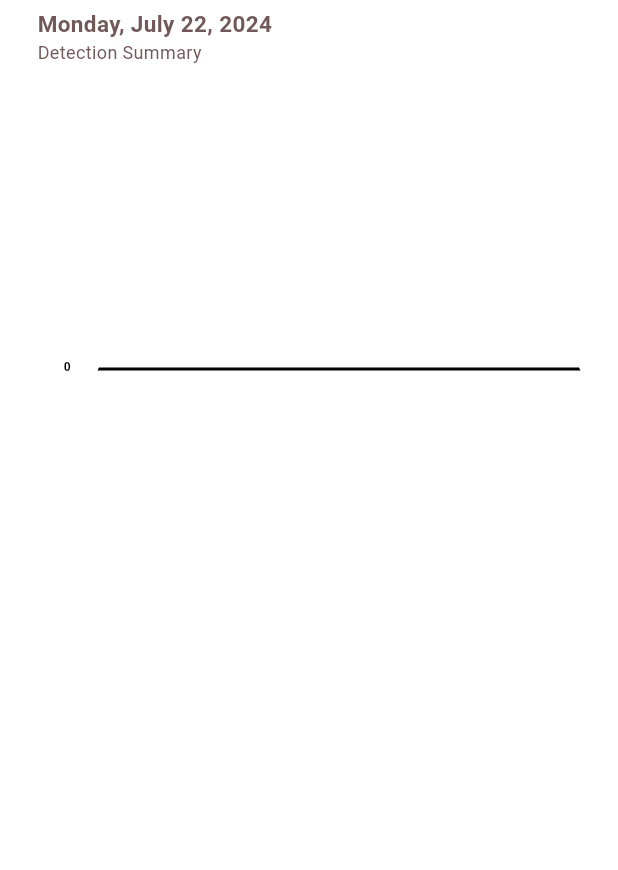
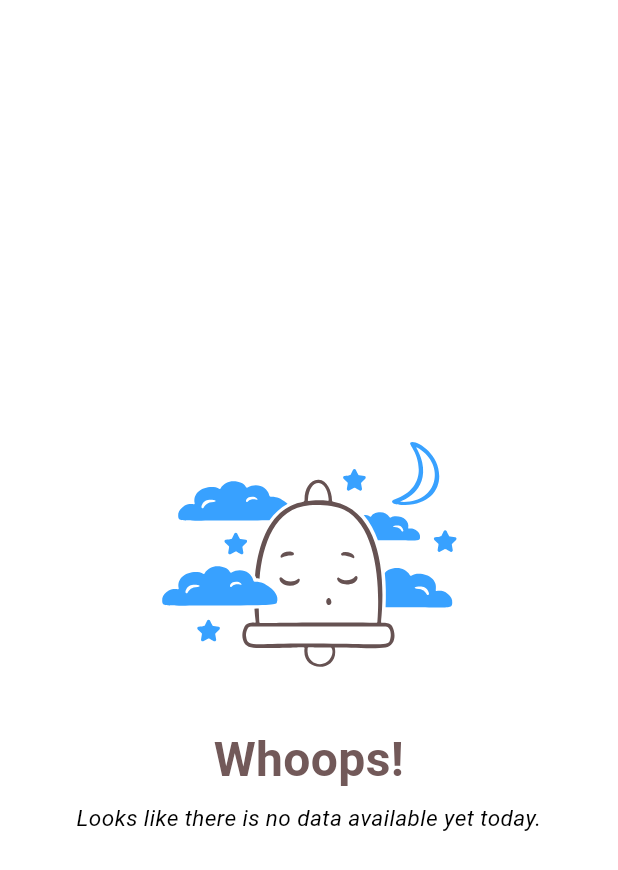
Before and after one commit to Tristaaaaan/suri, a Flutter app: the HomePage screen opened directly, on a phone screen of 412 x 824 dp. Shown: the top 870 px of the screen. Run offline on Flutter 3.47's test engine with Material 3 defaults, Android fonts, the phone set to English and light mode, and no system bars; drawn by our look-alikes of fl_chart; our stand-ins replace awesome_notifications, cloud_firestore, firebase_auth, firebase_core, firebase_messaging, flutter_svg and 5 more; missing offline and left inert: firebase_app_check; accounts and stored records are empty; generated files the repository leaves out were written again.

Commit message:
added placeholder when there is no data available

```diff
--- a/lib/pages/home/home_page.dart
+++ b/lib/pages/home/home_page.dart
@@ -1,4 +1,5 @@
 import 'package:flutter/material.dart';
+import 'package:flutter_svg/svg.dart';
 import 'package:hooks_riverpod/hooks_riverpod.dart';
 import 'package:intl/intl.dart';
 import 'package:shimmer/shimmer.dart';
@@ -18,7 +19,45 @@ class HomePage extends ConsumerWidget {
       child: Scaffold(
         body: detectionInfo.when(
           data: (data) {
-            return SingleChildScrollView(
+            return data.isEmpty
+                ? Center(
+                    child: Padding(
+                      padding: const EdgeInsets.symmetric(horizontal: 20),
+                      child: Column(
+                        mainAxisAlignment: MainAxisAlignment.center,
+                        crossAxisAlignment: CrossAxisAlignment.center,
+                        children: [
+                          SvgPicture.asset(
+                            height: 200,
+                            width: 200,
+                            "assets/icons/no-notifications--social-media-no-notifications.svg",
+                          ),
+                          const SizedBox(
+                            height: 15,
+                          ),
+                          Text(
+                            "Whoops!",
+                            textAlign: TextAlign.center,
+                            style: TextStyle(
+                              fontSize: 32,
+                              fontWeight: FontWeight.bold,
+                              color: Theme.of(context).colorScheme.primary,
+                            ),
+                          ),
+                          const SizedBox(
+                            height: 5,
+                          ),
+                          const Text(
+                            textAlign: TextAlign.center,
+                            "Looks like there is no data available yet today.",
+                            style: TextStyle(
+                                fontSize: 15, fontStyle: FontStyle.italic),
+                          )
+                        ],
+                      ),
+                    ),
+                  )
+                : SingleChildScrollView(
                     child: Column(
                       children: [
                         Column(
@@ -26,10 +65,12 @@ class HomePage extends ConsumerWidget {
                             IntrinsicHeight(
                               child: Container(
                                 width: double.infinity,
-                          margin: const EdgeInsets.symmetric(horizontal: 20),
+                                margin:
+                                    const EdgeInsets.symmetric(horizontal: 20),
                                 padding: const EdgeInsets.all(5),
                                 decoration: BoxDecoration(
-                            color: Theme.of(context).colorScheme.background,
+                                  color:
+                                      Theme.of(context).colorScheme.background,
                                   borderRadius: BorderRadius.circular(20),
                                 ),
                                 child: Column(
@@ -50,14 +91,16 @@ class HomePage extends ConsumerWidget {
                                                     CrossAxisAlignment.start,
                                                 children: [
                                                   Text(
-                                              DateFormat('EEEE, MMMM d, yyyy')
+                                                    DateFormat(
+                                                            'EEEE, MMMM d, yyyy')
                                                         .format(DateTime.now()),
                                                     style: TextStyle(
                                                       color: Theme.of(context)
                                                           .colorScheme
                                                           .primary,
                                                       fontSize: 15,
-                                                fontWeight: FontWeight.bold,
+                                                      fontWeight:
+                                                          FontWeight.bold,
                                                     ),
                                                   ),
                                                   Text(
@@ -79,8 +122,8 @@ class HomePage extends ConsumerWidget {
                                               ),
                                               Expanded(
                                                 child: Padding(
-                                            padding: const EdgeInsets.symmetric(
-                                                vertical: 20),
+                                                  padding: const EdgeInsets
+                                                      .symmetric(vertical: 20),
                                                   child: LineChartPage(
                                                     data: data,
                                                   ),
```
Also changed, not shown: assets/icons/no-notifications--social-media-no-notifications.svg (added), pubspec.yaml (line endings or trailing spaces). Lines whose indentation alone changed are shown as unchanged.
